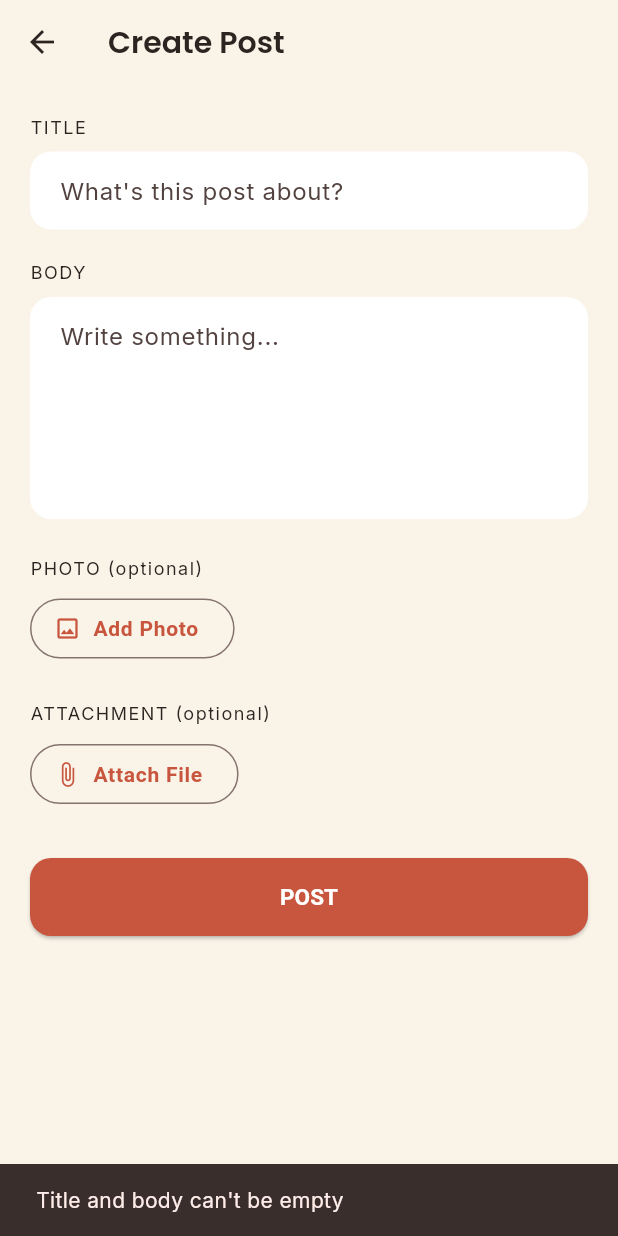
After one commit to RiyaSingh-77/klay, a Flutter app: the CreatePostScreen screen opened directly, after a tap on "POST", on a phone screen of 412 x 824 dp. The commit adds this screen. Run offline on Flutter 3.47's test engine with Material 3 defaults, Android fonts, the phone set to English and light mode, and no system bars; our stand-ins replace file_picker, google_fonts, image_picker, shared_preferences; accounts and stored records are empty; network calls fail; statements that could not run were skipped.

Commit message:
add CreatePostScreen which is a new screen for AppRoutes.createPost

```diff
--- a/lib/screens/author/author_profile_screen.dart
+++ b/lib/screens/author/author_profile_screen.dart
@@ -106,7 +106,14 @@ class _AuthorProfileScreenState extends State<AuthorProfileScreen> {
                       crossAxisCount: 2,
                       mainAxisSpacing: 12,
                       crossAxisSpacing: 12,
-                      childAspectRatio: 1.3,
+                      // A fixed height (mainAxisExtent) instead of
+                      // childAspectRatio — aspect ratio is computed from
+                      // the cell's WIDTH, which varies a lot between a
+                      // phone, a resized browser window, and a desktop
+                      // build. A fixed 140px tile stays predictable
+                      // everywhere, so the title never gets pushed out
+                      // of view the way it was with ratio-based sizing.
+                      mainAxisExtent: 140,
                     ),
                     itemBuilder: (context, index) {
                       final album = albumProvider.albums[index];
--- /dev/null
+++ b/lib/screens/create_post/create_post_screen.dart
@@ -0,0 +1,257 @@
+import 'dart:typed_data';
+import 'package:flutter/material.dart';
+import 'package:provider/provider.dart';
+import 'package:image_picker/image_picker.dart';
+import 'package:file_picker/file_picker.dart';
+import '../../models/draft.dart';
+import '../../providers/post_provider.dart';
+import '../../providers/library_provider.dart';
+import '../../theme/app_theme.dart';
+
+// CreatePostScreen sends title + body to JSONPlaceholder via
+// PostProvider.createPost(), but the picked image and file attachment
+// have NO field on JSONPlaceholder's /posts resource — see the comment
+// on ApiService.createPost() for why. So after a successful create, this
+// screen saves a Draft (via LibraryProvider) using the SAME id as the new
+// server post, pairing the local media to the post it belongs to. That's
+// the app's local-persistence boundary, not a workaround.
+class CreatePostScreen extends StatefulWidget {
+  const CreatePostScreen({super.key});
+
+  @override
+  State<CreatePostScreen> createState() => _CreatePostScreenState();
+}
+
+class _CreatePostScreenState extends State<CreatePostScreen> {
+  final _titleController = TextEditingController();
+  final _bodyController = TextEditingController();
+
+  XFile? _pickedImage;
+  Uint8List? _pickedImageBytes; // read once at pick-time for the live preview
+
+  PlatformFile? _pickedAttachment;
+
+  bool _isSubmitting = false;
+
+  @override
+  void dispose() {
+    _titleController.dispose();
+    _bodyController.dispose();
+    super.dispose();
+  }
+
+  // Reading bytes via XFile.readAsBytes() (instead of Image.file(File(...)))
+  // is what keeps this screen working identically on Flutter Web and on
+  // mobile — dart:io's File class doesn't compile on web at all, so any
+  // code path that touches it directly would need a web/io branch. Bytes
+  // sidestep that entirely.
+  Future<void> _pickImage() async {
+    final picked = await ImagePicker().pickImage(source: ImageSource.gallery);
+    if (picked == null) return;
+    final bytes = await picked.readAsBytes();
+    setState(() {
+      _pickedImage = picked;
+      _pickedImageBytes = bytes;
+    });
+  }
+
+  void _removeImage() {
+    setState(() {
+      _pickedImage = null;
+      _pickedImageBytes = null;
+    });
+  }
+
+  // withData: true forces file_picker to populate PlatformFile.bytes on
+  // every platform, not just web (where it's automatic). We don't use the
+  // bytes for anything yet — name + size are enough to show a chip — but
+  // requesting them now means this is ready if a "preview attachment"
+  // feature gets added later, without changing this call site.
+  Future<void> _pickAttachment() async {
+    final result = await FilePicker.platform.pickFiles(withData: true);
+    if (result == null || result.files.isEmpty) return;
+    setState(() => _pickedAttachment = result.files.first);
+  }
+
+  void _removeAttachment() {
+    setState(() => _pickedAttachment = null);
+  }
+
+  Future<void> _submit() async {
+    final title = _titleController.text.trim();
+    final body = _bodyController.text.trim();
+
+    if (title.isEmpty || body.isEmpty) {
+      ScaffoldMessenger.of(context)
+          .showSnackBar(const SnackBar(content: Text('Title and body can\'t be empty')));
+      return;
+    }
+
+    setState(() => _isSubmitting = true);
+
+    final postProvider = context.read<PostProvider>();
+    final libraryProvider = context.read<LibraryProvider>();
+
+    final newPost = await postProvider.createPost(title: title, body: body);
+
+    if (newPost == null) {
+      setState(() => _isSubmitting = false);
+      if (mounted) {
+        ScaffoldMessenger.of(context).showSnackBar(
+          SnackBar(content: Text(postProvider.errorMessage ?? 'Could not create post.')),
+        );
+      }
+      return;
+    }
+
+    // Pair the local media to the post that was just created, keyed by
+    // the SAME id JSONPlaceholder handed back — not a fresh timestamp id
+    // like Draft.create() would generate, since this isn't an unsent
+    // draft, it's metadata riding alongside a post that already exists.
+    if (_pickedImage != null || _pickedAttachment != null) {
+      await libraryProvider.saveDraft(Draft(
+        id: newPost.id.toString(),
+        title: title,
+        body: body,
+        imagePath: _pickedImage?.path,
+        attachmentPath: _pickedAttachment?.path,
+        attachmentName: _pickedAttachment?.name,
+        createdAt: DateTime.now(),
+      ));
+    }
+
+    if (!mounted) return;
+    setState(() => _isSubmitting = false);
+
+    // Pop back to Feed rather than pushNamed — CreatePostScreen was
+    // pushed ON TOP of Feed (via the FAB), and PostProvider.createPost()
+    // already inserted newPost at index 0 of the SAME _posts list Feed
+    // is watching. Popping back just reveals it, already at the top —
+    // no separate "refresh" or argument-passing needed.
+    Navigator.pop(context);
+  }
+
+  @override
+  Widget build(BuildContext context) {
+    final textTheme = Theme.of(context).textTheme;
+
+    return Scaffold(
+      appBar: AppBar(title: const Text('Create Post')),
+      body: SingleChildScrollView(
+        padding: const EdgeInsets.all(20),
+        child: Column(
+          crossAxisAlignment: CrossAxisAlignment.start,
+          children: [
+            Text('TITLE', style: textTheme.bodyMedium?.copyWith(letterSpacing: 1, fontSize: 12)),
+            const SizedBox(height: 8),
+            TextField(
+              controller: _titleController,
+              decoration: const InputDecoration(hintText: 'What\'s this post about?'),
+            ),
+
+            const SizedBox(height: 20),
+            Text('BODY', style: textTheme.bodyMedium?.copyWith(letterSpacing: 1, fontSize: 12)),
+            const SizedBox(height: 8),
+            TextField(
+              controller: _bodyController,
+              maxLines: 5,
+              decoration: const InputDecoration(hintText: 'Write something...'),
+            ),
+
+            const SizedBox(height: 24),
+            Text('PHOTO (optional)', style: textTheme.bodyMedium?.copyWith(letterSpacing: 1, fontSize: 12)),
+            const SizedBox(height: 8),
+            _pickedImageBytes == null
+                ? OutlinedButton.icon(
+                    onPressed: _pickImage,
+                    icon: const Icon(Icons.image_outlined),
+                    label: const Text('Add Photo'),
+                  )
+                : Stack(
+                    children: [
+                      ClipRRect(
+                        borderRadius: BorderRadius.circular(14),
+                        child: Image.memory(
+                          _pickedImageBytes!,
+                          height: 160,
+                          width: double.infinity,
+                          fit: BoxFit.cover,
+                        ),
+                      ),
+                      Positioned(
+                        top: 8,
+                        right: 8,
+                        child: _RemoveButton(onTap: _removeImage),
+                      ),
+                    ],
+                  ),
+
+            const SizedBox(height: 24),
+            Text('ATTACHMENT (optional)', style: textTheme.bodyMedium?.copyWith(letterSpacing: 1, fontSize: 12)),
+            const SizedBox(height: 8),
+            _pickedAttachment == null
+                ? OutlinedButton.icon(
+                    onPressed: _pickAttachment,
+                    icon: const Icon(Icons.attach_file),
+                    label: const Text('Attach File'),
+                  )
+                : Container(
+                    padding: const EdgeInsets.symmetric(horizontal: 14, vertical: 10),
+                    decoration: BoxDecoration(
+                      color: AppTheme.surface,
+                      borderRadius: BorderRadius.circular(14),
+                    ),
+                    child: Row(
+                      children: [
+                        const Icon(Icons.insert_drive_file_outlined, color: AppTheme.primary, size: 20),
+                        const SizedBox(width: 10),
+                        Expanded(
+                          child: Text(
+                            _pickedAttachment!.name,
+                            overflow: TextOverflow.ellipsis,
+                            style: textTheme.bodyMedium,
+                          ),
+                        ),
+                        _RemoveButton(onTap: _removeAttachment),
+                      ],
+                    ),
+                  ),
+
+            const SizedBox(height: 32),
+            SizedBox(
+              width: double.infinity,
+              child: ElevatedButton(
+                onPressed: _isSubmitting ? null : _submit,
+                child: _isSubmitting
+                    ? const SizedBox(
+                        height: 20,
+                        width: 20,
+                        child: CircularProgressIndicator(strokeWidth: 2, color: Colors.white),
+                      )
+                    : const Text('POST'),
+              ),
+            ),
+          ],
+        ),
+      ),
+    );
+  }
+}
+
+class _RemoveButton extends StatelessWidget {
+  final VoidCallback onTap;
+  const _RemoveButton({required this.onTap});
+
+  @override
+  Widget build(BuildContext context) {
+    return InkWell(
+      onTap: onTap,
+      borderRadius: BorderRadius.circular(20),
+      child: Container(
+        padding: const EdgeInsets.all(4),
+        decoration: const BoxDecoration(color: Colors.black54, shape: BoxShape.circle),
+        child: const Icon(Icons.close, color: Colors.white, size: 16),
+      ),
+    );
+  }
+}
```
